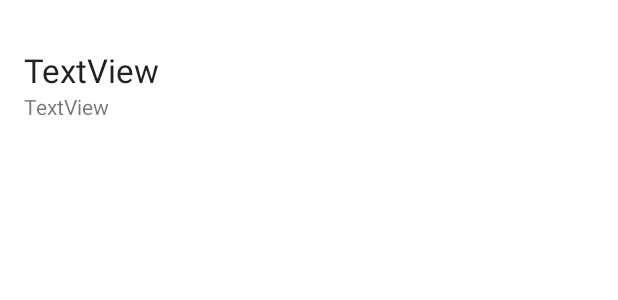
After one commit to edwinmuriithi/RecyclerView, an Android app: the layout another_row_item.xml on its own in the app's theme, with its tools: preview values and no code run, on a phone screen of 412 x 824 dp. The commit adds this screen. Shown: the top 300 px of the screen. Run offline under Robolectric (Android 15) with nearby library versions, the phone set to English and light mode, and no system bars.

Commit message:
feat(RecyclerView): Implement multiview in recycler

```diff
--- a/app/src/main/java/com/example/recyclerview/MainActivity.java
+++ b/app/src/main/java/com/example/recyclerview/MainActivity.java
@@ -74,7 +74,7 @@ import java.util.List;
 
              @Override
              public boolean onQueryTextChange(String newText) {
-                 recyclerAdapter.getFilter().filter(newText);
+//                 recyclerAdapter.getFilter().filter(newText);
                  return false;
              }
          });
--- /dev/null
+++ b/app/src/main/res/layout/another_row_item.xml
@@ -0,0 +1,38 @@
+<?xml version="1.0" encoding="utf-8"?>
+<androidx.constraintlayout.widget.ConstraintLayout xmlns:android="http://schemas.android.com/apk/res/android"
+    xmlns:app="http://schemas.android.com/apk/res-auto"
+    xmlns:tools="http://schemas.android.com/tools"
+    android:layout_width="match_parent"
+    android:layout_height="wrap_content">
+
+
+    <TextView
+        android:id="@+id/textView"
+        android:layout_width="0dp"
+        android:layout_height="wrap_content"
+        android:layout_marginStart="16dp"
+        android:layout_marginTop="32dp"
+        android:layout_marginEnd="8dp"
+        android:text="TextView"
+        android:textAppearance="@style/TextAppearance.AppCompat.Large"
+        app:layout_constraintBottom_toTopOf="@+id/rowCountTextView"
+        app:layout_constraintEnd_toEndOf="parent"
+        app:layout_constraintHorizontal_bias="0.5"
+        app:layout_constraintStart_toEndOf="@+id/imageView"
+        app:layout_constraintStart_toStartOf="parent"
+        app:layout_constraintTop_toTopOf="parent" />
+
+    <TextView
+        android:id="@+id/rowCountTextView"
+        android:layout_width="0dp"
+        android:layout_height="wrap_content"
+        android:layout_marginEnd="8dp"
+        android:layout_marginBottom="32dp"
+        android:text="TextView"
+        android:textAppearance="@style/TextAppearance.AppCompat.Small"
+        app:layout_constraintBottom_toBottomOf="parent"
+        app:layout_constraintEnd_toEndOf="parent"
+        app:layout_constraintStart_toStartOf="@+id/textView"
+        app:layout_constraintTop_toBottomOf="@+id/textView" />
+
+</androidx.constraintlayout.widget.ConstraintLayout>
```
Also changed, not shown: app/src/main/java/com/example/recyclerview/RecyclerAdapter.java (+48 -65 lines).
